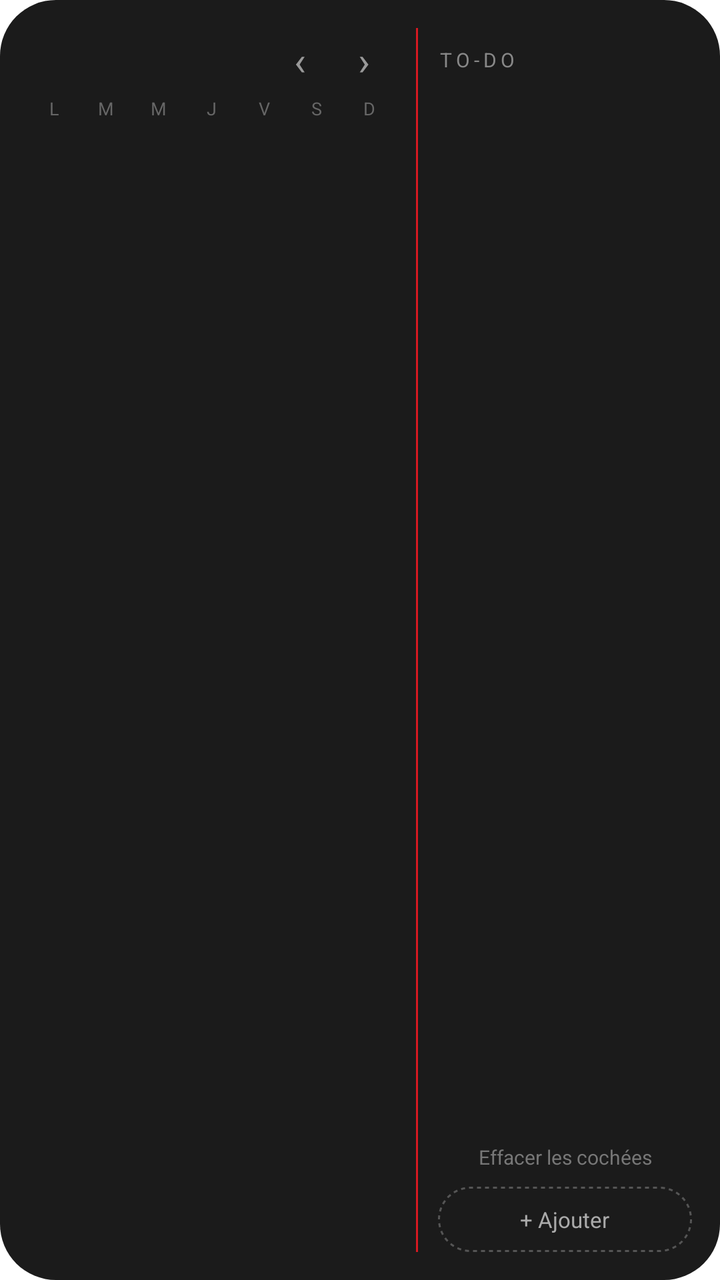
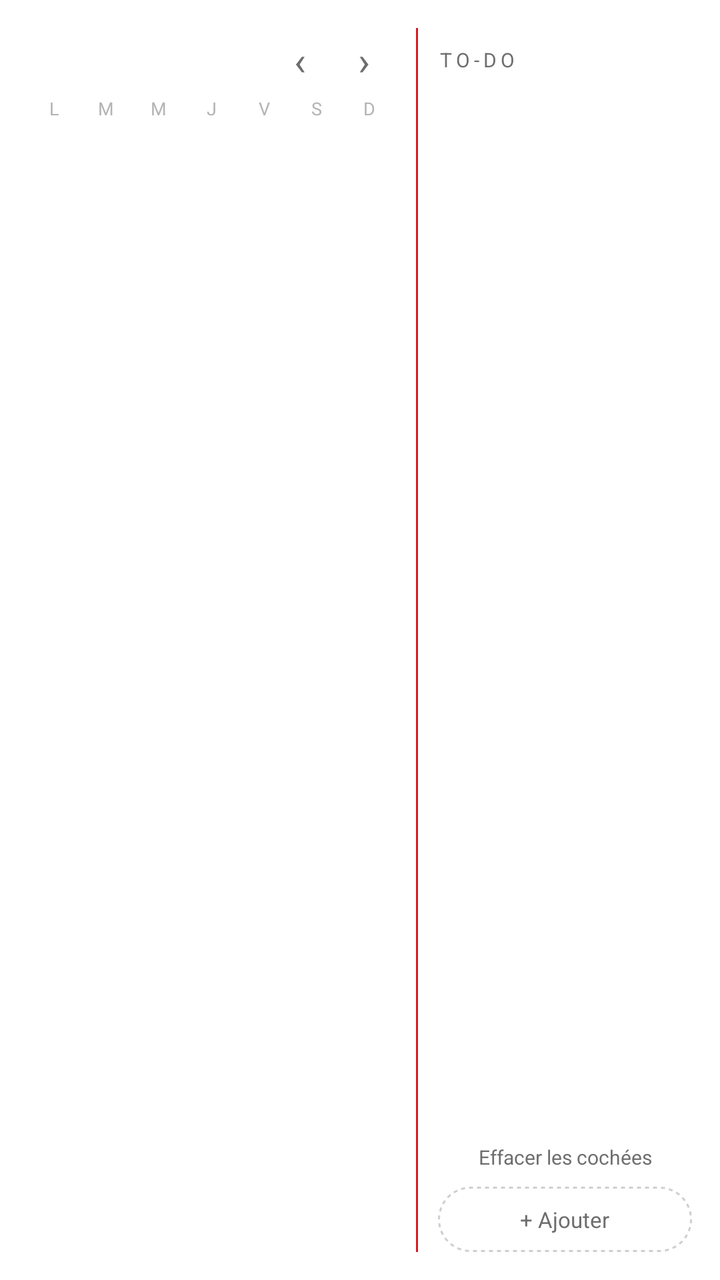

Compare the two renders of this Android layout. The source of the first and the diff that turns it into the second are given below.
<!-- AndroidManifest.xml: fallback theme Theme.MaterialComponents.DayNight.NoActionBar -->
<!-- res/layout/widget.xml -->
<LinearLayout xmlns:android="http://schemas.android.com/apk/res/android" android:id="@android:id/background"
    android:layout_width="match_parent" android:layout_height="match_parent"
    android:orientation="vertical" android:background="@drawable/bg_widget" android:padding="14dp">

    <LinearLayout android:layout_width="match_parent" android:layout_height="0dp" android:layout_weight="1" android:baselineAligned="false">

        <LinearLayout android:layout_width="0dp" android:layout_weight="1.45" android:layout_height="match_parent" android:orientation="vertical">
            <LinearLayout android:layout_width="match_parent" android:layout_height="wrap_content" android:gravity="center_vertical">
                <ImageView android:id="@+id/month_title" android:layout_width="wrap_content" android:layout_height="wrap_content"/>
                <TextView android:layout_width="0dp" android:layout_weight="1" android:layout_height="wrap_content"/>
                <TextView android:id="@+id/prev" android:layout_width="32dp" android:layout_height="32dp" android:gravity="center"
                    android:text="‹" android:textSize="20sp" android:textColor="#999999"/>
                <TextView android:id="@+id/next_month" android:layout_width="32dp" android:layout_height="32dp" android:gravity="center"
                    android:text="›" android:textSize="20sp" android:textColor="#999999"/>
            </LinearLayout>
            <LinearLayout android:layout_width="match_parent" android:layout_height="wrap_content" android:layout_marginTop="2dp">
<TextView android:layout_width="0dp" android:layout_weight="1" android:layout_height="wrap_content" android:gravity="center" android:text="L" android:textSize="9sp" android:textColor="#666666"/>
<TextView android:layout_width="0dp" android:layout_weight="1" android:layout_height="wrap_content" android:gravity="center" android:text="M" android:textSize="9sp" android:textColor="#666666"/>
<TextView android:layout_width="0dp" android:layout_weight="1" android:layout_height="wrap_content" android:gravity="center" android:text="M" android:textSize="9sp" android:textColor="#666666"/>
<TextView android:layout_width="0dp" android:layout_weight="1" android:layout_height="wrap_content" android:gravity="center" android:text="J" android:textSize="9sp" android:textColor="#666666"/>
<TextView android:layout_width="0dp" android:layout_weight="1" android:layout_height="wrap_content" android:gravity="center" android:text="V" android:textSize="9sp" android:textColor="#666666"/>
<TextView android:layout_width="0dp" android:layout_weight="1" android:layout_height="wrap_content" android:gravity="center" android:text="S" android:textSize="9sp" android:textColor="#666666"/>
<TextView android:layout_width="0dp" android:layout_weight="1" android:layout_height="wrap_content" android:gravity="center" android:text="D" android:textSize="9sp" android:textColor="#666666"/>
            </LinearLayout>
            <LinearLayout android:id="@+id/month" android:layout_width="match_parent" android:layout_height="0dp" android:layout_weight="1"
                android:orientation="vertical" android:layout_marginTop="4dp"/>
            <LinearLayout android:id="@+id/upcoming" android:layout_width="match_parent" android:layout_height="wrap_content"
                android:orientation="vertical" android:paddingTop="8dp">
                <TextView android:id="@+id/next1" android:layout_width="match_parent" android:layout_height="wrap_content"
                    android:textSize="11sp" android:textColor="#AAAAAA" android:singleLine="true" android:ellipsize="end"/>
                <TextView android:id="@+id/next2" android:layout_width="match_parent" android:layout_height="wrap_content" android:layout_marginTop="3dp"
                    android:textSize="11sp" android:textColor="#AAAAAA" android:singleLine="true" android:ellipsize="end"/>
            </LinearLayout>
        </LinearLayout>

        <ImageView android:layout_width="1dp" android:layout_height="match_parent" android:layout_marginHorizontal="10dp" android:background="#D71921"/>

        <LinearLayout android:layout_width="0dp" android:layout_weight="1" android:layout_height="match_parent" android:orientation="vertical">
            <LinearLayout android:layout_width="match_parent" android:layout_height="32dp" android:gravity="center_vertical">
                <TextView android:layout_width="0dp" android:layout_weight="1" android:layout_height="wrap_content"
                    android:text="TO-DO" android:textSize="10sp" android:textColor="#888888" android:letterSpacing="0.2"/>
                <TextView android:id="@+id/todo_count" android:layout_width="wrap_content" android:layout_height="wrap_content"
                    android:textSize="10sp" android:textColor="#888888"/>
            </LinearLayout>
            <LinearLayout android:id="@+id/todos" android:layout_width="match_parent" android:layout_height="0dp" android:layout_weight="1"
                android:orientation="vertical"/>
            <TextView android:id="@+id/clear" android:layout_width="match_parent" android:layout_height="wrap_content" android:gravity="center"
                android:padding="8dp" android:text="Effacer les cochées" android:textSize="10sp" android:textColor="#777777"/>
            <TextView android:id="@+id/add" android:layout_width="match_parent" android:layout_height="wrap_content" android:gravity="center"
                android:padding="9dp" android:background="@drawable/bg_add" android:text="+ Ajouter" android:textSize="11sp" android:textColor="#AAAAAA"/>
        </LinearLayout>
    </LinearLayout>
</LinearLayout>
<!-- resources referenced by this layout -->
<resources>
  <!-- drawable bg_add (drawable) -->
  <shape xmlns:android="http://schemas.android.com/apk/res/android" android:shape="rectangle"><stroke android:width="1dp" android:color="#555555" android:dashWidth="2dp" android:dashGap="2dp"/><corners android:radius="20dp"/></shape>
  <!-- drawable bg_widget (drawable) -->
  <shape xmlns:android="http://schemas.android.com/apk/res/android" android:shape="rectangle"><solid android:color="#1B1B1B"/><corners android:radius="@android:dimen/system_app_widget_background_radius"/></shape>
</resources>

<!-- the commit's change to res/layout/widget.xml (unified diff, before → after) -->
@@ -6,30 +6,30 @@
 
         <LinearLayout android:layout_width="0dp" android:layout_weight="1.45" android:layout_height="match_parent" android:orientation="vertical">
             <LinearLayout android:layout_width="match_parent" android:layout_height="wrap_content" android:gravity="center_vertical">
-                <ImageView android:id="@+id/month_title" android:layout_width="wrap_content" android:layout_height="wrap_content"/>
+                <ImageView android:id="@+id/month_title" android:layout_width="wrap_content" android:layout_height="wrap_content" android:tint="@color/fg"/>
                 <TextView android:layout_width="0dp" android:layout_weight="1" android:layout_height="wrap_content"/>
                 <TextView android:id="@+id/prev" android:layout_width="32dp" android:layout_height="32dp" android:gravity="center"
-                    android:text="‹" android:textSize="20sp" android:textColor="#999999"/>
+                    android:text="‹" android:textSize="20sp" android:textColor="@color/fg2"/>
                 <TextView android:id="@+id/next_month" android:layout_width="32dp" android:layout_height="32dp" android:gravity="center"
-                    android:text="›" android:textSize="20sp" android:textColor="#999999"/>
+                    android:text="›" android:textSize="20sp" android:textColor="@color/fg2"/>
             </LinearLayout>
             <LinearLayout android:layout_width="match_parent" android:layout_height="wrap_content" android:layout_marginTop="2dp">
-<TextView android:layout_width="0dp" android:layout_weight="1" android:layout_height="wrap_content" android:gravity="center" android:text="L" android:textSize="9sp" android:textColor="#666666"/>
-<TextView android:layout_width="0dp" android:layout_weight="1" android:layout_height="wrap_content" android:gravity="center" android:text="M" android:textSize="9sp" android:textColor="#666666"/>
-<TextView android:layout_width="0dp" android:layout_weight="1" android:layout_height="wrap_content" android:gravity="center" android:text="M" android:textSize="9sp" android:textColor="#666666"/>
-<TextView android:layout_width="0dp" android:layout_weight="1" android:layout_height="wrap_content" android:gravity="center" android:text="J" android:textSize="9sp" android:textColor="#666666"/>
-<TextView android:layout_width="0dp" android:layout_weight="1" android:layout_height="wrap_content" android:gravity="center" android:text="V" android:textSize="9sp" android:textColor="#666666"/>
-<TextView android:layout_width="0dp" android:layout_weight="1" android:layout_height="wrap_content" android:gravity="center" android:text="S" android:textSize="9sp" android:textColor="#666666"/>
-<TextView android:layout_width="0dp" android:layout_weight="1" android:layout_height="wrap_content" android:gravity="center" android:text="D" android:textSize="9sp" android:textColor="#666666"/>
+<TextView android:layout_width="0dp" android:layout_weight="1" android:layout_height="wrap_content" android:gravity="center" android:text="L" android:textSize="9sp" android:textColor="@color/fg3"/>
+<TextView android:layout_width="0dp" android:layout_weight="1" android:layout_height="wrap_content" android:gravity="center" android:text="M" android:textSize="9sp" android:textColor="@color/fg3"/>
+<TextView android:layout_width="0dp" android:layout_weight="1" android:layout_height="wrap_content" android:gravity="center" android:text="M" android:textSize="9sp" android:textColor="@color/fg3"/>
+<TextView android:layout_width="0dp" android:layout_weight="1" android:layout_height="wrap_content" android:gravity="center" android:text="J" android:textSize="9sp" android:textColor="@color/fg3"/>
+<TextView android:layout_width="0dp" android:layout_weight="1" android:layout_height="wrap_content" android:gravity="center" android:text="V" android:textSize="9sp" android:textColor="@color/fg3"/>
+<TextView android:layout_width="0dp" android:layout_weight="1" android:layout_height="wrap_content" android:gravity="center" android:text="S" android:textSize="9sp" android:textColor="@color/fg3"/>
+<TextView android:layout_width="0dp" android:layout_weight="1" android:layout_height="wrap_content" android:gravity="center" android:text="D" android:textSize="9sp" android:textColor="@color/fg3"/>
             </LinearLayout>
             <LinearLayout android:id="@+id/month" android:layout_width="match_parent" android:layout_height="0dp" android:layout_weight="1"
                 android:orientation="vertical" android:layout_marginTop="4dp"/>
             <LinearLayout android:id="@+id/upcoming" android:layout_width="match_parent" android:layout_height="wrap_content"
                 android:orientation="vertical" android:paddingTop="8dp">
                 <TextView android:id="@+id/next1" android:layout_width="match_parent" android:layout_height="wrap_content"
-                    android:textSize="11sp" android:textColor="#AAAAAA" android:singleLine="true" android:ellipsize="end"/>
+                    android:textSize="11sp" android:textColor="@color/fg2" android:singleLine="true" android:ellipsize="end"/>
                 <TextView android:id="@+id/next2" android:layout_width="match_parent" android:layout_height="wrap_content" android:layout_marginTop="3dp"
-                    android:textSize="11sp" android:textColor="#AAAAAA" android:singleLine="true" android:ellipsize="end"/>
+                    android:textSize="11sp" android:textColor="@color/fg2" android:singleLine="true" android:ellipsize="end"/>
             </LinearLayout>
         </LinearLayout>
 
@@ -38,16 +38,16 @@
         <LinearLayout android:layout_width="0dp" android:layout_weight="1" android:layout_height="match_parent" android:orientation="vertical">
             <LinearLayout android:layout_width="match_parent" android:layout_height="32dp" android:gravity="center_vertical">
                 <TextView android:layout_width="0dp" android:layout_weight="1" android:layout_height="wrap_content"
-                    android:text="TO-DO" android:textSize="10sp" android:textColor="#888888" android:letterSpacing="0.2"/>
+                    android:text="TO-DO" android:textSize="10sp" android:textColor="@color/fg2" android:letterSpacing="0.2"/>
                 <TextView android:id="@+id/todo_count" android:layout_width="wrap_content" android:layout_height="wrap_content"
-                    android:textSize="10sp" android:textColor="#888888"/>
+                    android:textSize="10sp" android:textColor="@color/fg2"/>
             </LinearLayout>
             <LinearLayout android:id="@+id/todos" android:layout_width="match_parent" android:layout_height="0dp" android:layout_weight="1"
                 android:orientation="vertical"/>
             <TextView android:id="@+id/clear" android:layout_width="match_parent" android:layout_height="wrap_content" android:gravity="center"
-                android:padding="8dp" android:text="Effacer les cochées" android:textSize="10sp" android:textColor="#777777"/>
+                android:padding="8dp" android:text="Effacer les cochées" android:textSize="10sp" android:textColor="@color/fg2"/>
             <TextView android:id="@+id/add" android:layout_width="match_parent" android:layout_height="wrap_content" android:gravity="center"
-                android:padding="9dp" android:background="@drawable/bg_add" android:text="+ Ajouter" android:textSize="11sp" android:textColor="#AAAAAA"/>
+                android:padding="9dp" android:background="@drawable/bg_add" android:text="+ Ajouter" android:textSize="11sp" android:textColor="@color/fg2"/>
         </LinearLayout>
     </LinearLayout>
 </LinearLayout>
<!-- resource entries referenced after the edit -->
@@ -1,8 +1,13 @@
 <!-- resources referenced by this layout -->
 <resources>
+  <color name="fg">#000000</color>
+  <color name="fg2">#6E6E6E</color>
+  <color name="fg3">#B4B4B4</color>
   <!-- drawable bg_add (drawable) -->
-  <shape xmlns:android="http://schemas.android.com/apk/res/android" android:shape="rectangle"><stroke android:width="1dp" android:color="#555555" android:dashWidth="2dp" android:dashGap="2dp"/><corners android:radius="20dp"/></shape>
+  <shape xmlns:android="http://schemas.android.com/apk/res/android" android:shape="rectangle"><stroke android:width="1dp" android:color="@color/line" android:dashWidth="2dp" android:dashGap="2dp"/><corners android:radius="20dp"/></shape>
   <!-- drawable bg_widget (drawable) -->
-  <shape xmlns:android="http://schemas.android.com/apk/res/android" android:shape="rectangle"><solid android:color="#1B1B1B"/><corners android:radius="@android:dimen/system_app_widget_background_radius"/></shape>
+  <shape xmlns:android="http://schemas.android.com/apk/res/android" android:shape="rectangle"><solid android:color="@color/bg"/><corners android:radius="@android:dimen/system_app_widget_background_radius"/></shape>
+  <color name="line">#CFCFCF</color>
+  <color name="bg">#FFFFFF</color>
 </resources>
 
